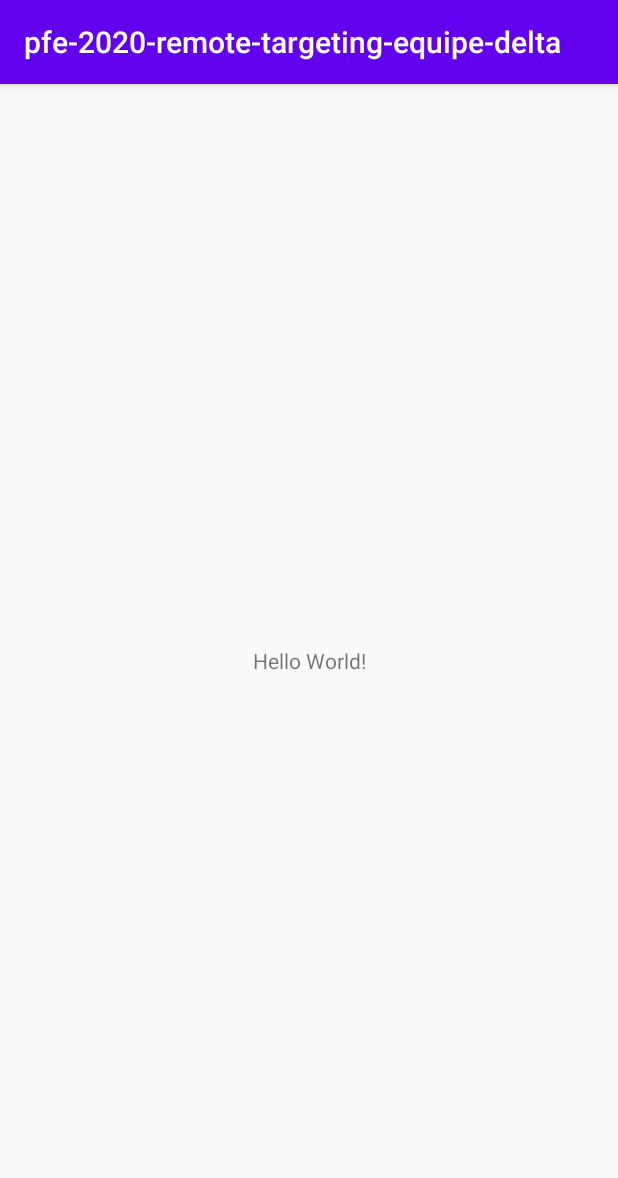
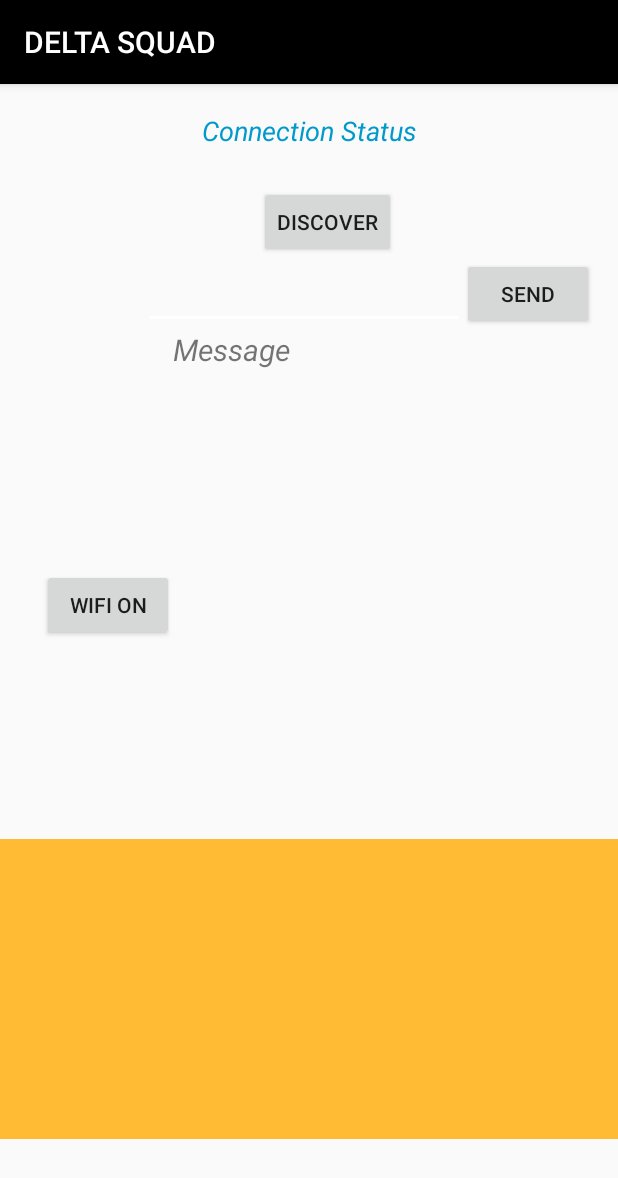
Before and after one commit to Ogrys/pfe-2020-remote-targeting-equipe-delta, an Android app: the screen it shows after launch (MainActivity), on a phone screen of 412 x 824 dp. Shown: the top 1178 px of the screen. Run offline under Robolectric (Android 15) with nearby library versions, the phone set to English and light mode, and no system bars.

```diff
--- a/app/src/main/res/layout/activity_main.xml
+++ b/app/src/main/res/layout/activity_main.xml
@@ -6,13 +6,111 @@
     android:layout_height="match_parent"
     tools:context=".MainActivity">
 
-    <TextView
+    <Button
+        android:id="@+id/onOff"
         android:layout_width="wrap_content"
         android:layout_height="wrap_content"
-        android:text="Hello World!"
+        android:layout_alignParentStart="true"
+        android:layout_alignParentTop="true"
+        android:layout_marginStart="28dp"
+        android:text="Wifi On"
+        app:layout_constraintBottom_toTopOf="@+id/peerListView"
+        app:layout_constraintEnd_toStartOf="@+id/writeMsg"
+        app:layout_constraintHorizontal_bias="0.0"
+        app:layout_constraintStart_toStartOf="parent"
+        app:layout_constraintTop_toBottomOf="@+id/readMsg" />
+
+    <Button
+        android:id="@+id/discover"
+        android:layout_width="wrap_content"
+        android:layout_height="wrap_content"
+        android:layout_alignBaseline="@+id/onOff"
+        android:layout_alignBottom="@+id/onOff"
+        android:layout_centerHorizontal="true"
+        android:text="discover"
+        app:layout_constraintBottom_toTopOf="@+id/sendButton"
+        app:layout_constraintEnd_toEndOf="parent"
+        app:layout_constraintHorizontal_bias="0.538"
+        app:layout_constraintStart_toStartOf="parent"
+        app:layout_constraintTop_toTopOf="parent"
+        app:layout_constraintVertical_bias="1.0" />
+
+    <ListView
+        android:id="@+id/peerListView"
+        android:layout_width="match_parent"
+        android:layout_height="200dp"
+        android:layout_below="@+id/onOff"
+        android:layout_alignParentStart="true"
+        android:layout_marginTop="25dp"
+        android:background="@android:color/holo_orange_light"
         app:layout_constraintBottom_toBottomOf="parent"
-        app:layout_constraintLeft_toLeftOf="parent"
-        app:layout_constraintRight_toRightOf="parent"
+        app:layout_constraintTop_toTopOf="parent"
+        app:layout_constraintVertical_bias="0.881"
+        tools:layout_editor_absoluteX="28dp" />
+
+    <TextView
+        android:id="@+id/readMsg"
+        android:layout_width="wrap_content"
+        android:layout_height="wrap_content"
+        android:layout_below="@+id/peerListView"
+        android:layout_alignParentStart="true"
+        android:layout_alignParentEnd="true"
+        android:layout_marginTop="31dp"
+        android:text="Message"
+        android:textAlignment="center"
+        android:textSize="20sp"
+        android:textStyle="italic"
+        app:layout_constraintBottom_toTopOf="@+id/onOff"
+        app:layout_constraintEnd_toStartOf="@+id/sendButton"
+        app:layout_constraintHorizontal_bias="0.5"
+        app:layout_constraintStart_toStartOf="parent"
         app:layout_constraintTop_toTopOf="parent" />
 
+    <EditText
+        android:id="@+id/writeMsg"
+        android:layout_width="wrap_content"
+        android:layout_height="wrap_content"
+        android:layout_alignParentStart="true"
+        android:layout_alignParentBottom="true"
+        android:layout_toStartOf="@+id/sendButton"
+        android:ems="10"
+        android:inputType="textPersonName"
+        app:layout_constraintBottom_toTopOf="@+id/readMsg"
+        app:layout_constraintEnd_toEndOf="parent"
+        app:layout_constraintHorizontal_bias="0.482"
+        app:layout_constraintStart_toStartOf="parent"
+        app:layout_constraintTop_toBottomOf="@+id/connectionStatus"
+        app:layout_constraintVertical_bias="1.0" />
+
+    <Button
+        android:id="@+id/sendButton"
+        android:layout_width="wrap_content"
+        android:layout_height="wrap_content"
+        android:layout_alignParentEnd="true"
+        android:layout_alignParentBottom="true"
+        android:text="Send"
+        app:layout_constraintBottom_toTopOf="@+id/peerListView"
+        app:layout_constraintEnd_toEndOf="parent"
+        app:layout_constraintHorizontal_bias="0.95"
+        app:layout_constraintStart_toStartOf="parent"
+        app:layout_constraintTop_toTopOf="parent"
+        app:layout_constraintVertical_bias="0.255" />
+
+    <TextView
+        android:id="@+id/connectionStatus"
+        android:layout_width="match_parent"
+        android:layout_height="wrap_content"
+        android:layout_alignParentStart="true"
+        android:layout_alignParentTop="true"
+        android:layout_marginTop="15dp"
+        android:text="Connection Status"
+        android:textAlignment="center"
+        android:textColor="@android:color/holo_blue_dark"
+        android:textSize="18sp"
+        android:textStyle="italic"
+        app:layout_constraintBottom_toTopOf="@+id/readMsg"
+        app:layout_constraintTop_toTopOf="parent"
+        app:layout_constraintVertical_bias="0.026"
+        tools:layout_editor_absoluteX="0dp" />
+
 </androidx.constraintlayout.widget.ConstraintLayout>
--- a/app/src/main/res/values/colors.xml
+++ b/app/src/main/res/values/colors.xml
@@ -1,6 +1,6 @@
 <?xml version="1.0" encoding="utf-8"?>
 <resources>
-    <color name="colorPrimary">#6200EE</color>
-    <color name="colorPrimaryDark">#3700B3</color>
-    <color name="colorAccent">#03DAC5</color>
+    <color name="colorPrimary">#000000</color>
+    <color name="colorPrimaryDark">#FFFFFF</color>
+    <color name="colorAccent">#FFFFFF</color>
 </resources>
--- a/app/src/main/res/values/strings.xml
+++ b/app/src/main/res/values/strings.xml
@@ -1,3 +1,3 @@
 <resources>
-    <string name="app_name">pfe-2020-remote-targeting-equipe-delta</string>
+    <string name="app_name">DELTA SQUAD</string>
 </resources>
```
